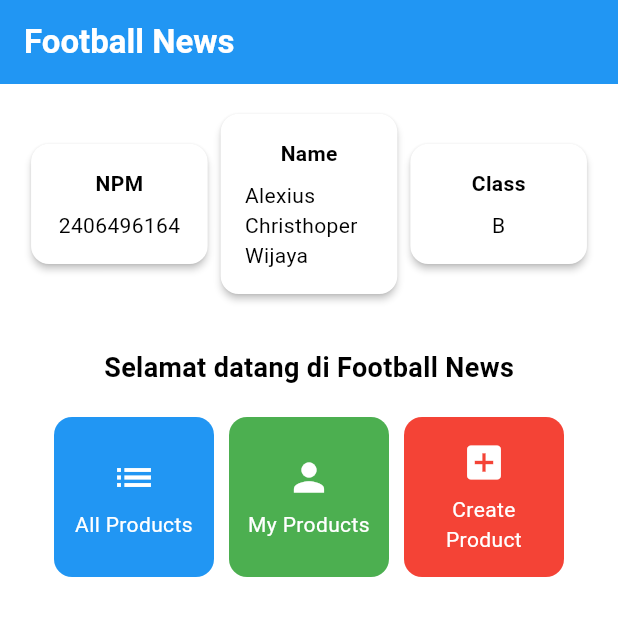
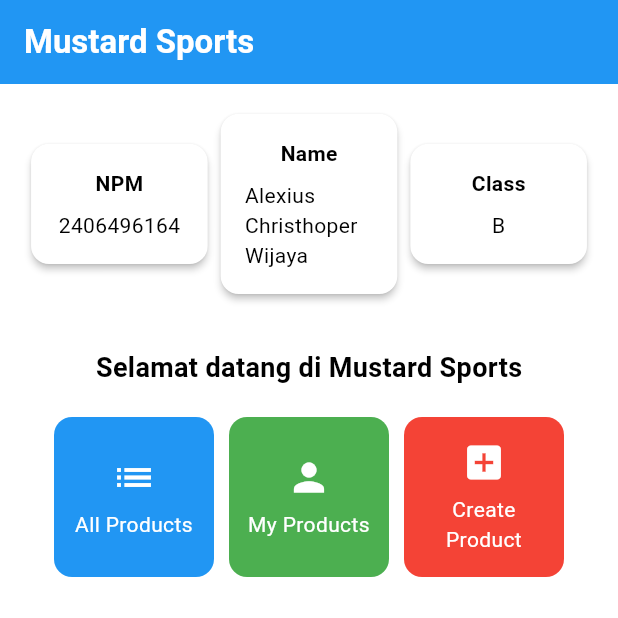
Before and after one commit to AlexiusC2/mustard-sports-mobile, a Flutter app: the screen it shows after launch, on a phone screen of 412 x 824 dp, the top half of it. Run offline on Flutter 3.47's test engine with Material 3 defaults, Android fonts, the phone set to English and light mode, and no system bars.

Commit message:
fix title

```diff
--- a/lib/menu.dart
+++ b/lib/menu.dart
@@ -19,9 +19,8 @@ class MyHomePage extends StatelessWidget {
     return Scaffold(
       // AppBar adalah bagian atas halaman yang menampilkan judul.
       appBar: AppBar(
-        // Judul aplikasi "Football News" dengan teks putih dan tebal.
         title: const Text(
-          'Football News',
+          'Mustard Sports',
           style: TextStyle(
             color: Colors.white,
             fontWeight: FontWeight.bold,
@@ -63,7 +62,7 @@ class MyHomePage extends StatelessWidget {
                   const Padding(
                     padding: EdgeInsets.only(top: 16.0),
                     child: Text(
-                      'Selamat datang di Football News',
+                      'Selamat datang di Mustard Sports',
                       style: TextStyle(
                         fontWeight: FontWeight.bold,
                         fontSize: 18.0,
```
